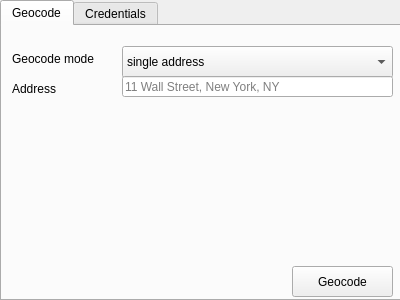
Before: the Qt Designer form hereqgis_dialog_base.ui in riccardoklinger/Hqgis, drawn with Qt 5.
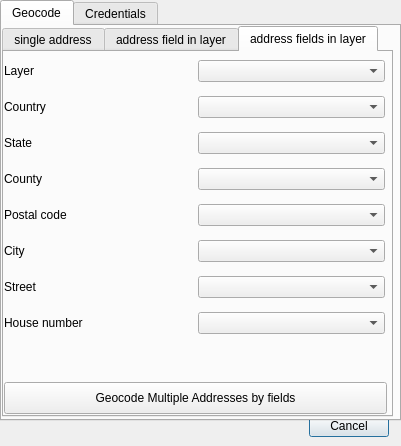
After: the same form once the commit is applied. The open tabs and pages were chosen to show the change.

Commit message: first raw mode for single geocoding

What changed in the file:
```diff
--- a/hereqgis_dialog_base.ui
+++ b/hereqgis_dialog_base.ui
@@ -6,8 +6,8 @@
    <rect>
     <x>0</x>
     <y>0</y>
-    <width>400</width>
-    <height>300</height>
+    <width>401</width>
+    <height>446</height>
    </rect>
   </property>
   <property name="windowTitle">
@@ -16,9 +16,9 @@
   <widget class="QDialogButtonBox" name="button_box">
    <property name="geometry">
     <rect>
-     <x>0</x>
-     <y>270</y>
-     <width>91</width>
+     <x>280</x>
+     <y>410</y>
+     <width>109</width>
      <height>32</height>
     </rect>
    </property>
@@ -38,7 +38,7 @@
      <x>0</x>
      <y>0</y>
      <width>401</width>
-     <height>301</height>
+     <height>421</height>
     </rect>
    </property>
    <property name="currentIndex">
@@ -48,80 +48,234 @@
     <attribute name="title">
      <string>Geocode</string>
     </attribute>
-    <widget class="QComboBox" name="geocodeMode">
+    <widget class="QTabWidget" name="tabWidget_2">
      <property name="geometry">
       <rect>
-       <x>120</x>
-       <y>20</y>
-       <width>271</width>
-       <height>32</height>
+       <x>0</x>
+       <y>0</y>
+       <width>391</width>
+       <height>391</height>
       </rect>
      </property>
-     <item>
-      <property name="text">
+     <property name="currentIndex">
+      <number>0</number>
+     </property>
+     <widget class="QWidget" name="tab_3">
+      <attribute name="title">
        <string>single address</string>
-      </property>
-     </item>
-     <item>
-      <property name="text">
-       <string>adresses from layer attribute</string>
-      </property>
-     </item>
-    </widget>
-    <widget class="QLabel" name="label_3">
-     <property name="geometry">
-      <rect>
-       <x>10</x>
-       <y>20</y>
-       <width>101</width>
-       <height>26</height>
-      </rect>
-     </property>
-     <property name="text">
-      <string>Geocode mode</string>
-     </property>
-    </widget>
-    <widget class="QLineEdit" name="AddressInput">
-     <property name="geometry">
-      <rect>
-       <x>120</x>
-       <y>50</y>
-       <width>271</width>
-       <height>21</height>
-      </rect>
-     </property>
-     <property name="placeholderText">
-      <string>11 Wall Street, New York, NY</string>
-     </property>
-    </widget>
-    <widget class="QLabel" name="label_4">
-     <property name="enabled">
-      <bool>true</bool>
-     </property>
-     <property name="geometry">
-      <rect>
-       <x>10</x>
-       <y>50</y>
-       <width>101</width>
-       <height>26</height>
-      </rect>
-     </property>
-     <property name="text">
-      <string>Address</string>
-     </property>
-    </widget>
-    <widget class="QPushButton" name="geocodeButton">
-     <property name="geometry">
-      <rect>
-       <x>290</x>
-       <y>240</y>
-       <width>101</width>
-       <height>31</height>
-      </rect>
-     </property>
-     <property name="text">
-      <string>Geocode</string>
-     </property>
+      </attribute>
+      <widget class="QWidget" name="horizontalLayoutWidget">
+       <property name="geometry">
+        <rect>
+         <x>0</x>
+         <y>0</y>
+         <width>381</width>
+         <height>41</height>
+        </rect>
+       </property>
+       <layout class="QHBoxLayout" name="horizontalLayout">
+        <item>
+         <widget class="QLabel" name="addressLab">
+          <property name="enabled">
+           <bool>true</bool>
+          </property>
+          <property name="text">
+           <string>Address</string>
+          </property>
+         </widget>
+        </item>
+        <item>
+         <widget class="QLineEdit" name="AddressInput">
+          <property name="placeholderText">
+           <string>11 Wall Street, New York, NY</string>
+          </property>
+         </widget>
+        </item>
+       </layout>
+      </widget>
+      <widget class="QPushButton" name="geocodeAddressButton">
+       <property name="geometry">
+        <rect>
+         <x>0</x>
+         <y>330</y>
+         <width>383</width>
+         <height>32</height>
+        </rect>
+       </property>
+       <property name="text">
+        <string>Geocode Single Address</string>
+       </property>
+      </widget>
+     </widget>
+     <widget class="QWidget" name="tab_4">
+      <attribute name="title">
+       <string>address field in layer</string>
+      </attribute>
+      <widget class="QWidget" name="gridLayoutWidget_3">
+       <property name="geometry">
+        <rect>
+         <x>0</x>
+         <y>0</y>
+         <width>381</width>
+         <height>71</height>
+        </rect>
+       </property>
+       <layout class="QGridLayout" name="gridLayout_4">
+        <item row="0" column="0">
+         <widget class="QLabel" name="layerLab">
+          <property name="enabled">
+           <bool>true</bool>
+          </property>
+          <property name="text">
+           <string>Layer</string>
+          </property>
+         </widget>
+        </item>
+        <item row="0" column="1">
+         <widget class="QComboBox" name="LayerSelect"/>
+        </item>
+        <item row="1" column="1">
+         <widget class="QComboBox" name="AddressField"/>
+        </item>
+        <item row="1" column="0">
+         <widget class="QLabel" name="layerLab_2">
+          <property name="enabled">
+           <bool>true</bool>
+          </property>
+          <property name="text">
+           <string>Address Field</string>
+          </property>
+         </widget>
+        </item>
+       </layout>
+      </widget>
+      <widget class="QPushButton" name="batchGeocodeFieldButton">
+       <property name="geometry">
+        <rect>
+         <x>0</x>
+         <y>330</y>
+         <width>383</width>
+         <height>32</height>
+        </rect>
+       </property>
+       <property name="text">
+        <string>Geocode Multiple Addresses</string>
+       </property>
+      </widget>
+     </widget>
+     <widget class="QWidget" name="tab_5">
+      <attribute name="title">
+       <string>address fields in layer</string>
+      </attribute>
+      <widget class="QWidget" name="gridLayoutWidget_4">
+       <property name="geometry">
+        <rect>
+         <x>0</x>
+         <y>0</y>
+         <width>381</width>
+         <height>291</height>
+        </rect>
+       </property>
+       <layout class="QGridLayout" name="gridLayout_5">
+        <item row="2" column="0">
+         <widget class="QLabel" name="label_5">
+          <property name="text">
+           <string>State</string>
+          </property>
+         </widget>
+        </item>
+        <item row="0" column="0">
+         <widget class="QLabel" name="layerLab_3">
+          <property name="enabled">
+           <bool>true</bool>
+          </property>
+          <property name="text">
+           <string>Layer</string>
+          </property>
+         </widget>
+        </item>
+        <item row="1" column="0">
+         <widget class="QLabel" name="label_4">
+          <property name="text">
+           <string>Country</string>
+          </property>
+         </widget>
+        </item>
+        <item row="0" column="1">
+         <widget class="QComboBox" name="LayerSelect_2"/>
+        </item>
+        <item row="3" column="0">
+         <widget class="QLabel" name="label_6">
+          <property name="text">
+           <string>County</string>
+          </property>
+         </widget>
+        </item>
+        <item row="7" column="0">
+         <widget class="QLabel" name="label_9">
+          <property name="text">
+           <string>House number</string>
+          </property>
+         </widget>
+        </item>
+        <item row="5" column="0">
+         <widget class="QLabel" name="label_7">
+          <property name="text">
+           <string>City</string>
+          </property>
+         </widget>
+        </item>
+        <item row="6" column="0">
+         <widget class="QLabel" name="label_8">
+          <property name="text">
+           <string>Street</string>
+          </property>
+         </widget>
+        </item>
+        <item row="4" column="0">
+         <widget class="QLabel" name="label_10">
+          <property name="text">
+           <string>Postal code</string>
+          </property>
+         </widget>
+        </item>
+        <item row="1" column="1">
+         <widget class="QComboBox" name="comboBox"/>
+        </item>
+        <item row="2" column="1">
+         <widget class="QComboBox" name="comboBox_2"/>
+        </item>
+        <item row="3" column="1">
+         <widget class="QComboBox" name="comboBox_3"/>
+        </item>
+        <item row="4" column="1">
+         <widget class="QComboBox" name="comboBox_4"/>
+        </item>
+        <item row="5" column="1">
+         <widget class="QComboBox" name="comboBox_5"/>
+        </item>
+        <item row="6" column="1">
+         <widget class="QComboBox" name="comboBox_6"/>
+        </item>
+        <item row="7" column="1">
+         <widget class="QComboBox" name="comboBox_7"/>
+        </item>
+       </layout>
+      </widget>
+      <widget class="QPushButton" name="batchGeocodeFieldsButton">
+       <property name="geometry">
+        <rect>
+         <x>0</x>
+         <y>330</y>
+         <width>383</width>
+         <height>32</height>
+        </rect>
+       </property>
+       <property name="text">
+        <string>Geocode Multiple Addresses by fields</string>
+       </property>
+      </widget>
+     </widget>
     </widget>
    </widget>
    <widget class="QWidget" name="tab_2">
```
The commit also changes 3 other files.
